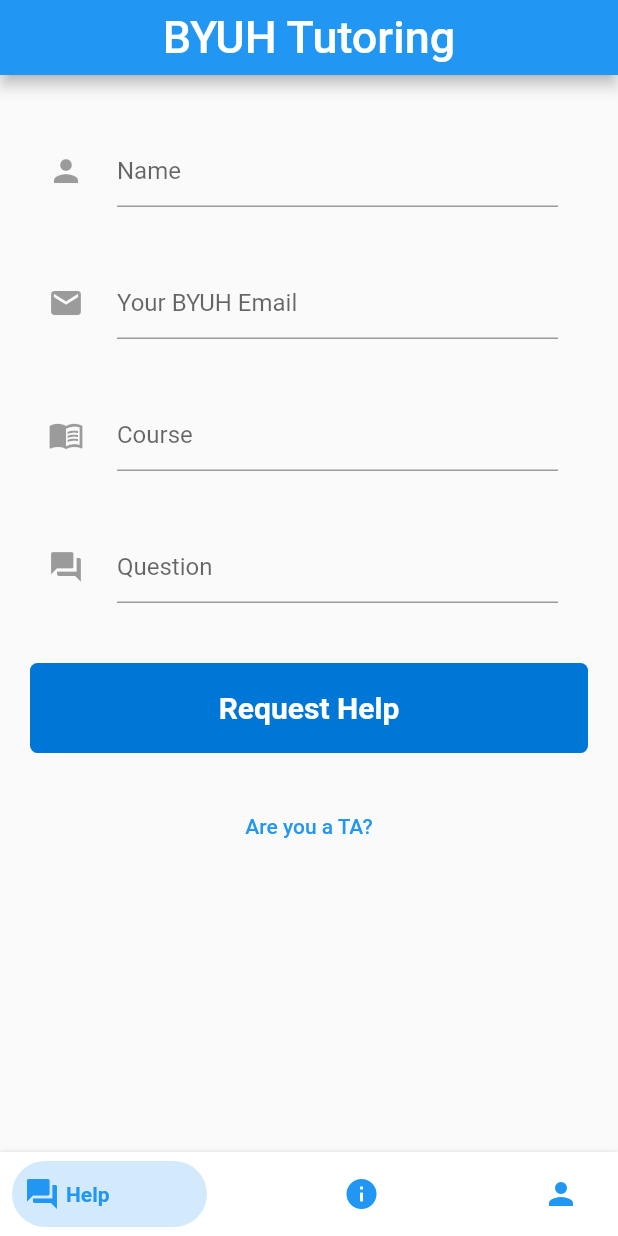
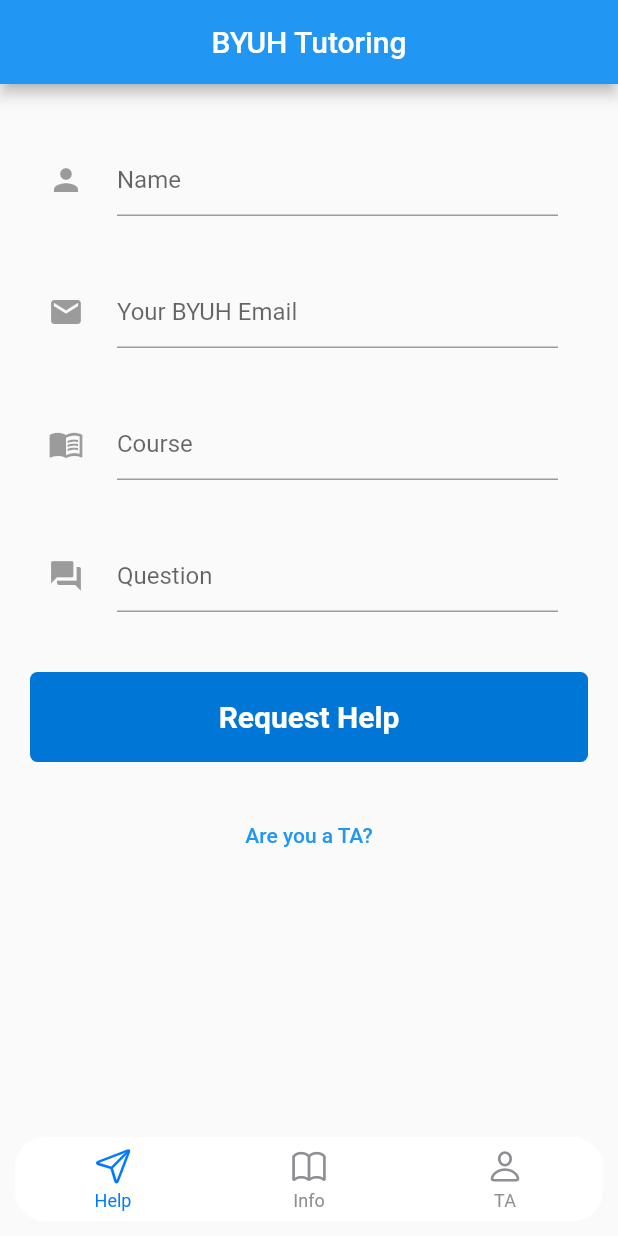
Before and after one commit to flybaflyba/Request-Handling-TA, a Flutter app: the screen it shows after launch, on a phone screen of 412 x 824 dp. Run offline on Flutter 3.47's test engine with Material 2 defaults, Android fonts, the phone set to English and light mode, and no system bars; drawn by our look-alikes of bottom_navy_bar, persistent_bottom_nav_bar; our stand-ins replace awesome_dialog, cloud_firestore, email_validator, firebase_auth, firebase_core, flutter_widget_from_html and 1 more; missing offline and left inert: flutter_picker; accounts and stored records are empty.

```diff
--- a/lib/HomePage.dart
+++ b/lib/HomePage.dart
@@ -1,10 +1,15 @@
 import 'package:bottom_navy_bar/bottom_navy_bar.dart';
+import 'package:firebase_auth/firebase_auth.dart';
 import 'package:flutter/cupertino.dart';
 import 'package:flutter/material.dart';
 import 'package:virtual_approval_flutter/InfosPage.dart';
-import 'package:virtual_approval_flutter/SendRequestPage.dart';
+import 'package:virtual_approval_flutter/RequestPage.dart';
 import 'package:virtual_approval_flutter/SignIn.dart';
 import 'package:virtual_approval_flutter/SignUp.dart';
+
+
+// We are not using this page as this page's bottom nav bar is not persistent
+
 
 class HomePage extends StatefulWidget {
   @override
@@ -13,18 +18,21 @@ class HomePage extends StatefulWidget {
 
 class _HomePageState extends State<HomePage> {
 
-  int _currentIndex = 0;
-  PageController _pageController;
+  int currentIndex = 0;
+
+
+  PageController pageController;
+
 
   @override
   void initState() {
     super.initState();
-    _pageController = PageController();
+    pageController = PageController();
   }
 
   @override
   void dispose() {
-    _pageController.dispose();
+    pageController.dispose();
     super.dispose();
   }
 
@@ -41,9 +49,9 @@ class _HomePageState extends State<HomePage> {
       ),
       body: SizedBox.expand(
         child: PageView(
-          controller: _pageController,
+          controller: pageController,
           onPageChanged: (index) {
-            setState(() => _currentIndex = index);
+            setState(() => currentIndex = index);
           },
           children: <Widget>[
             // Container(color: Colors.blueGrey,),
@@ -56,11 +64,13 @@ class _HomePageState extends State<HomePage> {
           ],
         ),
       ),
+
       bottomNavigationBar: BottomNavyBar(
-        selectedIndex: _currentIndex,
+        selectedIndex: currentIndex,
         onItemSelected: (index) {
-          setState(() => _currentIndex = index);
-          _pageController.jumpToPage(index);
+          setState(() => currentIndex = index);
+          pageController.jumpToPage(index);
+          print(FirebaseAuth.instance.currentUser);
         },
         items: <BottomNavyBarItem>[
           BottomNavyBarItem(
@@ -78,6 +88,8 @@ class _HomePageState extends State<HomePage> {
 
         ],
       ),
+
+
     );
   }
 }
--- /dev/null
+++ b/lib/MainPage.dart
@@ -0,0 +1,150 @@
+
+
+import 'package:awesome_dialog/awesome_dialog.dart';
+import 'package:flutter/cupertino.dart';
+import 'package:flutter/material.dart';
+import 'package:flutter/services.dart';
+import 'package:persistent_bottom_nav_bar/persistent-tab-view.dart';
+import 'package:virtual_approval_flutter/InfosPage.dart';
+import 'package:virtual_approval_flutter/RequestPage.dart';
+import 'package:virtual_approval_flutter/SignIn.dart';
+import 'package:virtual_approval_flutter/SignUp.dart';
+
+BuildContext testContext;
+
+class MainPage extends StatefulWidget {
+  final BuildContext menuScreenContext;
+  MainPage({Key key, this.menuScreenContext}) : super(key: key);
+
+  @override
+  _MainPageState createState() => _MainPageState();
+}
+
+class _MainPageState extends State<MainPage> {
+  PersistentTabController _controller;
+  bool _hideNavBar;
+
+  @override
+  void initState() {
+    super.initState();
+    _controller = PersistentTabController(initialIndex: 0);
+    _hideNavBar = false;
+  }
+
+  List<Widget> _buildScreens() {
+    return [
+      RequestPage(),
+      InfosPage(),
+      SignIn(),
+    ];
+  }
+
+  List<PersistentBottomNavBarItem> _navBarsItems() {
+    return [
+      PersistentBottomNavBarItem(
+        icon: Icon(CupertinoIcons.paperplane),
+        title: ("Help"),
+        activeColor: CupertinoColors.activeBlue,
+        inactiveColor: CupertinoColors.systemGrey,
+      ),
+      PersistentBottomNavBarItem(
+        icon: Icon(CupertinoIcons.book),
+        title: ("Info"),
+        activeColor: CupertinoColors.activeBlue,
+        inactiveColor: CupertinoColors.systemGrey,
+      ),
+      PersistentBottomNavBarItem(
+        icon: Icon(CupertinoIcons.person),
+        title: ("TA"),
+        activeColor: CupertinoColors.activeBlue,
+        inactiveColor: CupertinoColors.systemGrey,
+      ),
+    ];
+  }
+
+  @override
+  Widget build(BuildContext context) {
+    return Scaffold(
+      // appBar: AppBar(title: const Text('Navigation Bar Demo')),
+      appBar: AppBar(
+        title:
+        new Center(child: new Text(
+          "BYUH Tutoring",
+          textAlign: TextAlign.center,
+          // style: TextStyle(fontSize: 30),
+        )),
+
+        // toolbarHeight: 50,
+      ),
+      body: PersistentTabView(
+        context,
+        controller: _controller,
+        screens: _buildScreens(),
+        items: _navBarsItems(),
+        confineInSafeArea: true,
+        backgroundColor: Colors.white,
+        handleAndroidBackButtonPress: true,
+        resizeToAvoidBottomInset: true,
+        stateManagement: true,
+        navBarHeight: MediaQuery.of(context).viewInsets.bottom > 0
+            ? 0.0
+            : kBottomNavigationBarHeight,
+        hideNavigationBarWhenKeyboardShows: true,
+        margin: EdgeInsets.all(10.0),
+        popActionScreens: PopActionScreensType.once,
+        bottomScreenMargin: 0.0,
+        onWillPop: () async {
+          AwesomeDialog(
+            context: context,
+            borderSide: BorderSide(color: Colors.green, width: 2),
+            width: 500,
+            // dialogType: DialogType.SUCCES,
+            buttonsBorderRadius: BorderRadius.all(Radius.circular(2)),
+            headerAnimationLoop: false,
+            animType: AnimType.BOTTOMSLIDE,
+            title: 'Aloha!',
+            desc: 'Are you sure to leave?',
+            // showCloseIcon: true,
+            btnCancelOnPress: () {
+              AwesomeDialog(
+                context: context,
+                dialogType: DialogType.SUCCES,
+                headerAnimationLoop: true,
+                animType: AnimType.BOTTOMSLIDE,
+                title: 'Mahalo!',
+                desc: 'See you next time.',
+              )..show();
+              // exit app
+              Future.delayed(const Duration(milliseconds: 3000), () {
+                SystemChannels.platform.invokeMethod('SystemNavigator.pop');
+              });
+            },
+            btnOkOnPress: () {},
+            btnOkText: "Stay",
+            btnCancelText: "Exit",
+          )..show();
+          return true;
+        },
+        selectedTabScreenContext: (context) {
+          testContext = context;
+        },
+        hideNavigationBar: _hideNavBar,
+        decoration: NavBarDecoration(
+            colorBehindNavBar: Colors.indigo,
+            borderRadius: BorderRadius.circular(20.0)),
+        popAllScreensOnTapOfSelectedTab: true,
+        itemAnimationProperties: ItemAnimationProperties(
+          duration: Duration(milliseconds: 400),
+          curve: Curves.ease,
+        ),
+        screenTransitionAnimation: ScreenTransitionAnimation(
+          animateTabTransition: true,
+          curve: Curves.ease,
+          duration: Duration(milliseconds: 200),
+        ),
+        navBarStyle:
+        NavBarStyle.style6, // Choose the nav bar style with this property
+      ),
+    );
+  }
+}
--- a/lib/OneInfoPage.dart
+++ b/lib/OneInfoPage.dart
@@ -98,9 +98,6 @@ class _OneInfoPageState extends State<OneInfoPage> {
                       ),
                     ),
 
-
-
-
                   ],
                 )
 
--- a/lib/main.dart
+++ b/lib/main.dart
@@ -1,8 +1,13 @@
+import 'package:flutter/cupertino.dart';
 import 'package:flutter/material.dart';
+import 'package:persistent_bottom_nav_bar/persistent-tab-view.dart';
 import 'package:virtual_approval_flutter/HomePage.dart';
-import 'package:virtual_approval_flutter/SendRequestPage.dart';
+import 'package:virtual_approval_flutter/InfosPage.dart';
+import 'package:virtual_approval_flutter/MainPage.dart';
+import 'package:virtual_approval_flutter/RequestPage.dart';
 import 'package:virtual_approval_flutter/SignIn.dart';
 import 'package:firebase_core/firebase_core.dart';
+import 'package:virtual_approval_flutter/SignUp.dart';
 
 void main() async {
   WidgetsFlutterBinding.ensureInitialized();
@@ -33,7 +38,9 @@ class MyApp extends StatelessWidget {
       initialRoute: "MyHomePage",
       routes: {
         // "MyHomePage" : (context) => RequestPage(),
-        "MyHomePage" : (context) => HomePage(),
+        // "MyHomePage" : (context) => HomePage(),
+        "MyHomePage" : (context) => MainPage(menuScreenContext: context,),
+
       },
     );
   }
--- a/pubspec.yaml
+++ b/pubspec.yaml
@@ -31,6 +31,9 @@ dependencies:
   email_validator: ^1.0.6
   bottom_navy_bar: ^5.6.0
   flutter_widget_from_html: ^0.5.1+5
+  url_launcher: ^5.7.10
+  persistent_bottom_nav_bar: any
+  awesome_dialog: ^1.3.1
 
   # The following adds the Cupertino Icons font to your application.
   # Use with the CupertinoIcons class for iOS style icons.
```
Also changed, not shown: lib/RequestPage.dart (renamed from lib/SendRequestPage.dart), pubspec.lock.
